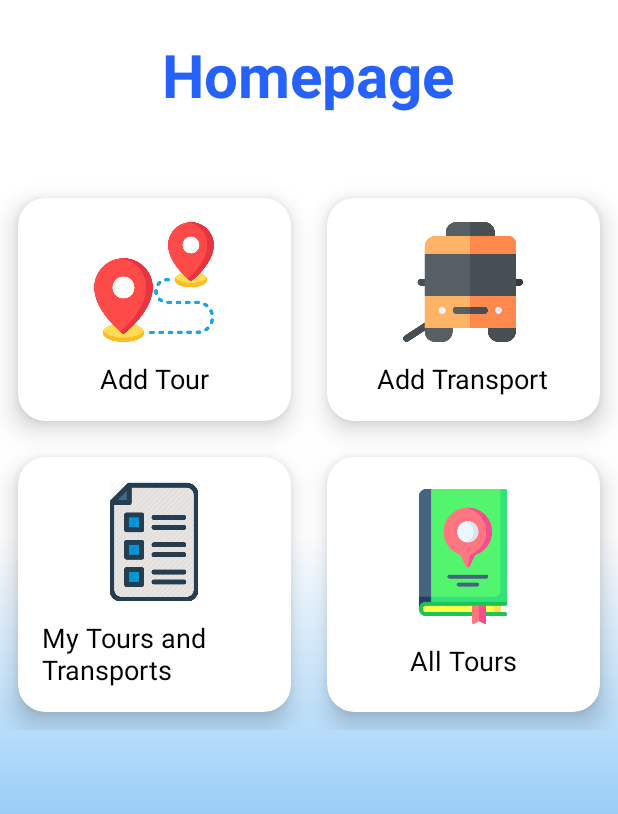
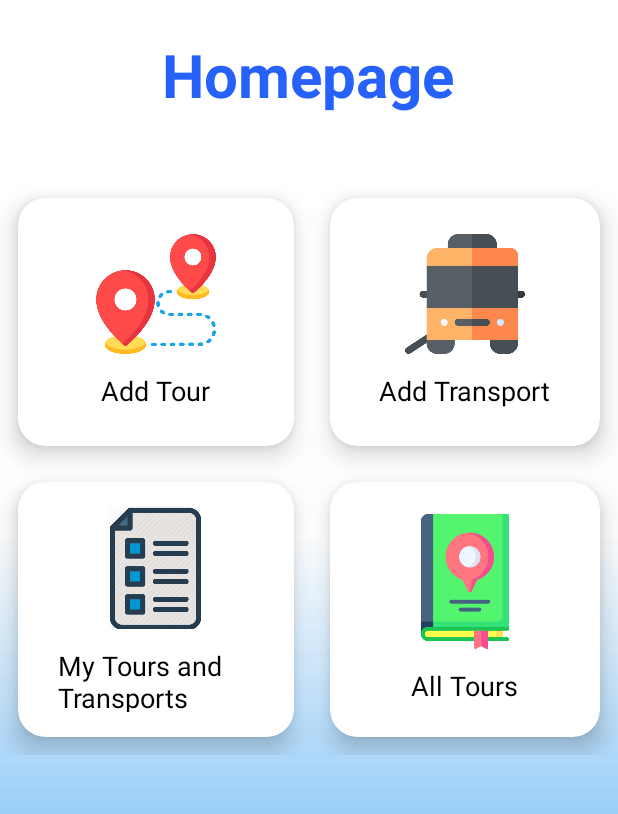
Before and after one commit to Canti17/WeWanTour-Project, an Android app: the HomepageAgency screen opened directly, with no data from a screen before it, on a phone screen of 412 x 824 dp, the part 84-898 px from its top. Run offline under Robolectric (Android 15) with nearby library versions, the phone set to English and light mode, and no system bars; our stand-ins replace Firebase (no records; nobody signed in at launch, a user with empty details on screens opened directly); Roboto replaces fonts that are not available here.

Commit message:
Fix graphic error in HomepageAgency

```diff
--- a/WeWanTour/app/src/main/res/layout/activity_homepage_agency.xml
+++ b/WeWanTour/app/src/main/res/layout/activity_homepage_agency.xml
@@ -67,46 +67,44 @@
 
             <androidx.gridlayout.widget.GridLayout
                 android:layout_width="match_parent"
-                android:layout_height="wrap_content"
-                app:columnOrderPreserved="false"
+                android:layout_height="383dp"
                 app:alignmentMode="alignMargins"
                 app:columnCount="2"
+                app:columnOrderPreserved="false"
                 app:rowCount="2">
-
 
 
                 <androidx.cardview.widget.CardView
                     android:id="@+id/addtour"
-                    android:layout_width="50dp"
-                    android:layout_height="wrap_content"
+                    android:layout_width="54dp"
+                    android:layout_height="165dp"
+                    android:layout_margin="12dp"
+                    app:cardCornerRadius="18dp"
+                    app:cardElevation="10dp"
                     app:layout_columnWeight="1"
-                    app:layout_rowWeight="1"
-                    app:cardElevation="10dp"
-                    app:cardCornerRadius="18dp"
-                    android:layout_margin="12dp">
+                    app:layout_rowWeight="1">
 
                     <LinearLayout
                         android:layout_width="match_parent"
                         android:layout_height="match_parent"
                         android:gravity="center"
-                        android:padding="16dp"
                         android:orientation="vertical"
-                        >
+                        android:padding="16dp">
+
                         <ImageView
-                            android:src="@drawable/newtour"
                             android:layout_width="80dp"
-                            android:layout_height="80dp"/>
+                            android:layout_height="80dp"
+                            android:src="@drawable/newtour" />
 
                         <TextView
+                            android:layout_width="wrap_content"
+                            android:layout_height="wrap_content"
                             android:layout_marginTop="12dp"
+                            android:text="Add Tour"
                             android:textColor="@color/blackTextColor"
-                            android:text="Add Tour"
-                            android:textSize="18sp"
-                            android:layout_width="wrap_content"
-                            android:layout_height="wrap_content"/>
+                            android:textSize="18sp" />
 
                     </LinearLayout>
-
 
 
                 </androidx.cardview.widget.CardView>
@@ -116,70 +114,68 @@
                     android:id="@+id/addtransport"
                     android:layout_width="50dp"
                     android:layout_height="wrap_content"
-                    app:layout_columnWeight="1"
-                    app:layout_rowWeight="1"
+                    android:layout_margin="12dp"
+                    app:cardCornerRadius="18dp"
                     app:cardElevation="10dp"
 
-                    app:cardCornerRadius="18dp"
-                    android:layout_margin="12dp">
+                    app:layout_columnWeight="1"
+                    app:layout_rowWeight="1">
 
                     <LinearLayout
                         android:layout_width="match_parent"
                         android:layout_height="match_parent"
                         android:gravity="center"
-                        android:padding="16dp"
                         android:orientation="vertical"
-                        >
+                        android:padding="16dp">
+
                         <ImageView
-                            android:src="@drawable/newtransport"
                             android:layout_width="80dp"
-                            android:layout_height="80dp"/>
+                            android:layout_height="80dp"
+                            android:src="@drawable/newtransport" />
 
                         <TextView
+                            android:layout_width="wrap_content"
+                            android:layout_height="wrap_content"
                             android:layout_marginTop="12dp"
+                            android:text="Add Transport"
                             android:textColor="@color/blackTextColor"
-                            android:text="Add Transport"
-                            android:textSize="18sp"
-                            android:layout_width="wrap_content"
-                            android:layout_height="wrap_content"/>
+                            android:textSize="18sp" />
 
                     </LinearLayout>
 
                 </androidx.cardview.widget.CardView>
 
 
-
-
                 <androidx.cardview.widget.CardView
                     android:id="@+id/toursandtransports"
-                    android:layout_width="50dp"
-                    android:layout_height="wrap_content"
-                    app:layout_columnWeight="1"
-                    app:layout_rowWeight="1"
+                    android:layout_width="32dp"
+                    android:layout_height="169dp"
+                    android:layout_margin="12dp"
+                    app:cardCornerRadius="18dp"
                     app:cardElevation="10dp"
 
-                    app:cardCornerRadius="18dp"
-                    android:layout_margin="12dp">
+                    app:layout_columnWeight="1"
+                    app:layout_rowWeight="1">
 
                     <LinearLayout
                         android:layout_width="match_parent"
                         android:layout_height="match_parent"
                         android:gravity="center"
-                        android:padding="16dp"
                         android:orientation="vertical"
-                        >
+                        android:padding="10dp">
+
                         <ImageView
-                            android:src="@drawable/card2"
-                            android:layout_width="80dp"
-                            android:layout_height="80dp"/>
+                            android:layout_width="91dp"
+                            android:layout_height="82dp"
+                            android:src="@drawable/card2" />
 
                         <TextView
+                            android:layout_width="130dp"
+                            android:layout_height="43dp"
                             android:layout_marginTop="12dp"
+                            android:text="My Tours and Transports"
                             android:textColor="@color/blackTextColor"
-                            android:text="My Tours and Transports"
-                            android:textSize="18sp"
-                            android:layout_width="wrap_content"
-                            android:layout_height="wrap_content"/>
+                            android:textSize="18sp" />
 
                     </LinearLayout>
 
@@ -190,19 +186,18 @@
                     android:id="@+id/alltours"
                     android:layout_width="50dp"
                     android:layout_height="wrap_content"
+                    android:layout_margin="12dp"
+                    app:cardCornerRadius="18dp"
+                    app:cardElevation="10dp"
                     app:layout_columnWeight="1"
-                    app:layout_rowWeight="1"
-                    app:cardElevation="10dp"
-                    app:cardCornerRadius="18dp"
-                    android:layout_margin="12dp">
+                    app:layout_rowWeight="1">
 
                     <LinearLayout
                         android:layout_width="match_parent"
                         android:layout_height="match_parent"
                         android:gravity="center"
-                        android:padding="16dp"
                         android:orientation="vertical"
-                        >
+                        android:padding="16dp">
 
                         <ImageView
                             android:layout_width="96dp"
@@ -210,20 +205,17 @@
                             android:src="@drawable/tours" />
 
                         <TextView
+                            android:layout_width="wrap_content"
+                            android:layout_height="wrap_content"
                             android:layout_marginTop="12dp"
+                            android:text="All Tours"
                             android:textColor="@color/blackTextColor"
-                            android:text="All Tours"
-                            android:textSize="18sp"
-                            android:layout_width="wrap_content"
-                            android:layout_height="wrap_content"/>
+                            android:textSize="18sp" />
 
                     </LinearLayout>
 
 
-
                 </androidx.cardview.widget.CardView>
-
-
 
 
             </androidx.gridlayout.widget.GridLayout>
```
